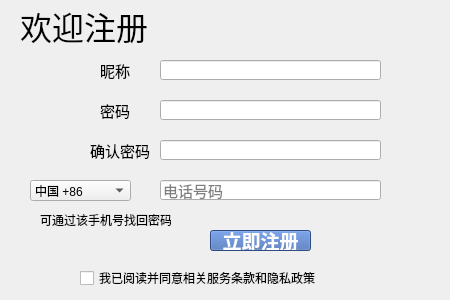
Qt form ui/register.ui (Jerry-Hanson/nosql-poject) before a commit.
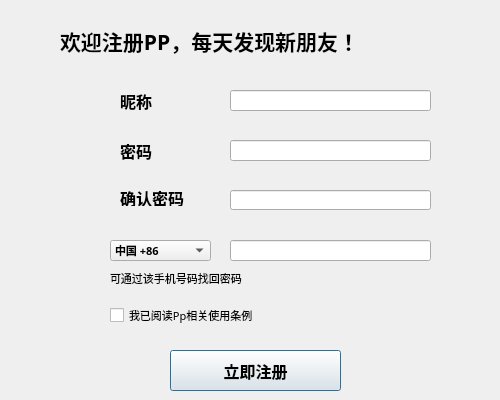
The same form after that commit.

The edit to the form file:
```diff
--- a/ui/register.ui
+++ b/ui/register.ui
@@ -1,164 +1,211 @@
 <?xml version="1.0" encoding="UTF-8"?>
 <ui version="4.0">
- <class>Form</class>
- <widget class="QWidget" name="Form">
-  <property name="enabled">
-   <bool>true</bool>
-  </property>
+ <class>Dialog</class>
+ <widget class="QDialog" name="Dialog">
   <property name="geometry">
    <rect>
     <x>0</x>
     <y>0</y>
-    <width>450</width>
-    <height>300</height>
+    <width>500</width>
+    <height>400</height>
    </rect>
   </property>
-  <property name="sizePolicy">
-   <sizepolicy hsizetype="Fixed" vsizetype="Fixed">
-    <horstretch>0</horstretch>
-    <verstretch>0</verstretch>
-   </sizepolicy>
-  </property>
   <property name="minimumSize">
    <size>
-    <width>450</width>
-    <height>300</height>
+    <width>500</width>
+    <height>400</height>
    </size>
   </property>
   <property name="maximumSize">
    <size>
-    <width>450</width>
-    <height>300</height>
+    <width>500</width>
+    <height>400</height>
    </size>
   </property>
+  <property name="sizeIncrement">
+   <size>
+    <width>0</width>
+    <height>0</height>
+   </size>
+  </property>
+  <property name="font">
+   <font>
+    <family>Arial Black</family>
+    <pointsize>12</pointsize>
+    <weight>75</weight>
+    <bold>true</bold>
+   </font>
+  </property>
   <property name="windowTitle">
    <string>Form</string>
   </property>
   <widget class="QLabel" name="label">
    <property name="geometry">
     <rect>
-     <x>20</x>
-     <y>0</y>
-     <width>161</width>
-     <height>51</height>
-    </rect>
-   </property>
-   <property name="font">
-    <font>
-     <family>Microsoft Sans Serif</family>
-     <pointsize>24</pointsize>
-    </font>
-   </property>
-   <property name="text">
-    <string>欢迎注册</string>
-   </property>
-  </widget>
-  <widget class="QLabel" name="label_2">
-   <property name="geometry">
-    <rect>
-     <x>100</x>
-     <y>60</y>
-     <width>41</width>
+     <x>120</x>
+     <y>90</y>
+     <width>71</width>
      <height>21</height>
     </rect>
    </property>
    <property name="font">
     <font>
      <family>Arial</family>
-     <pointsize>11</pointsize>
+     <pointsize>12</pointsize>
     </font>
    </property>
    <property name="text">
     <string>昵称</string>
    </property>
   </widget>
-  <widget class="QLabel" name="label_3">
-   <property name="geometry">
-    <rect>
-     <x>100</x>
-     <y>100</y>
-     <width>41</width>
-     <height>20</height>
-    </rect>
-   </property>
-   <property name="font">
-    <font>
-     <family>Arial</family>
-     <pointsize>11</pointsize>
-    </font>
-   </property>
-   <property name="text">
-    <string>密码</string>
-   </property>
-  </widget>
-  <widget class="QLabel" name="label_4">
-   <property name="geometry">
-    <rect>
-     <x>90</x>
-     <y>130</y>
-     <width>61</width>
-     <height>41</height>
-    </rect>
-   </property>
-   <property name="font">
-    <font>
-     <family>Arial</family>
-     <pointsize>11</pointsize>
-    </font>
-   </property>
-   <property name="text">
-    <string>确认密码</string>
-   </property>
-  </widget>
   <widget class="QLineEdit" name="lineEdit">
    <property name="geometry">
     <rect>
-     <x>160</x>
-     <y>60</y>
-     <width>221</width>
-     <height>20</height>
+     <x>230</x>
+     <y>90</y>
+     <width>201</width>
+     <height>21</height>
     </rect>
    </property>
-   <property name="cursorPosition">
-    <number>0</number>
+  </widget>
+  <widget class="QLabel" name="label_2">
+   <property name="geometry">
+    <rect>
+     <x>120</x>
+     <y>140</y>
+     <width>71</width>
+     <height>21</height>
+    </rect>
    </property>
-   <property name="placeholderText">
-    <string/>
+   <property name="font">
+    <font>
+     <family>Arial</family>
+     <pointsize>12</pointsize>
+    </font>
+   </property>
+   <property name="text">
+    <string>密码</string>
    </property>
   </widget>
   <widget class="QLineEdit" name="lineEdit_2">
    <property name="geometry">
     <rect>
-     <x>160</x>
-     <y>100</y>
-     <width>221</width>
-     <height>20</height>
+     <x>230</x>
+     <y>140</y>
+     <width>201</width>
+     <height>21</height>
     </rect>
    </property>
   </widget>
+  <widget class="QLabel" name="label_3">
+   <property name="geometry">
+    <rect>
+     <x>120</x>
+     <y>190</y>
+     <width>91</width>
+     <height>16</height>
+    </rect>
+   </property>
+   <property name="font">
+    <font>
+     <family>Arial</family>
+     <pointsize>12</pointsize>
+    </font>
+   </property>
+   <property name="text">
+    <string>确认密码</string>
+   </property>
+  </widget>
   <widget class="QLineEdit" name="lineEdit_3">
    <property name="geometry">
     <rect>
-     <x>160</x>
-     <y>140</y>
-     <width>221</width>
+     <x>230</x>
+     <y>190</y>
+     <width>201</width>
      <height>20</height>
     </rect>
    </property>
   </widget>
+  <widget class="QLabel" name="label_4">
+   <property name="geometry">
+    <rect>
+     <x>60</x>
+     <y>20</y>
+     <width>401</width>
+     <height>41</height>
+    </rect>
+   </property>
+   <property name="font">
+    <font>
+     <family>Arial Black</family>
+     <pointsize>16</pointsize>
+     <weight>75</weight>
+     <bold>true</bold>
+    </font>
+   </property>
+   <property name="text">
+    <string>欢迎注册PP，每天发现新朋友！</string>
+   </property>
+  </widget>
+  <widget class="QPushButton" name="pushButton">
+   <property name="geometry">
+    <rect>
+     <x>170</x>
+     <y>350</y>
+     <width>171</width>
+     <height>41</height>
+    </rect>
+   </property>
+   <property name="text">
+    <string>立即注册</string>
+   </property>
+  </widget>
+  <widget class="QLineEdit" name="lineEdit_4">
+   <property name="geometry">
+    <rect>
+     <x>230</x>
+     <y>240</y>
+     <width>201</width>
+     <height>21</height>
+    </rect>
+   </property>
+  </widget>
+  <widget class="QCheckBox" name="checkBox">
+   <property name="geometry">
+    <rect>
+     <x>110</x>
+     <y>300</y>
+     <width>311</width>
+     <height>31</height>
+    </rect>
+   </property>
+   <property name="font">
+    <font>
+     <family>Bahnschrift SemiLight</family>
+     <pointsize>8</pointsize>
+     <weight>50</weight>
+     <bold>false</bold>
+    </font>
+   </property>
+   <property name="text">
+    <string>我已阅读Pp相关使用条例</string>
+   </property>
+  </widget>
   <widget class="QComboBox" name="comboBox">
    <property name="geometry">
     <rect>
-     <x>30</x>
-     <y>180</y>
+     <x>110</x>
+     <y>240</y>
      <width>101</width>
      <height>21</height>
     </rect>
    </property>
    <property name="font">
     <font>
-     <family>Arial</family>
-     <pointsize>9</pointsize>
+     <family>Arial Black</family>
+     <pointsize>8</pointsize>
+     <weight>75</weight>
+     <bold>true</bold>
     </font>
    </property>
    <property name="maxVisibleItems">
@@ -205,77 +252,25 @@
     </property>
    </item>
   </widget>
-  <widget class="QLineEdit" name="lineEdit_4">
+  <widget class="QLabel" name="label_5">
    <property name="geometry">
     <rect>
-     <x>160</x>
-     <y>180</y>
-     <width>221</width>
-     <height>20</height>
-    </rect>
-   </property>
-   <property name="font">
-    <font>
-     <family>Arial</family>
-     <pointsize>11</pointsize>
-    </font>
-   </property>
-   <property name="text">
-    <string/>
-   </property>
-   <property name="placeholderText">
-    <string>电话号码</string>
-   </property>
-  </widget>
-  <widget class="QLabel" name="label_6">
-   <property name="geometry">
-    <rect>
-     <x>40</x>
-     <y>210</y>
-     <width>131</width>
-     <height>20</height>
-    </rect>
-   </property>
-   <property name="text">
-    <string>可通过该手机号找回密码</string>
-   </property>
-  </widget>
-  <widget class="QCheckBox" name="checkBox">
-   <property name="geometry">
-    <rect>
-     <x>80</x>
+     <x>110</x>
      <y>270</y>
-     <width>311</width>
+     <width>221</width>
      <height>16</height>
     </rect>
    </property>
-   <property name="text">
-    <string>我已阅读并同意相关服务条款和隐私政策</string>
-   </property>
-  </widget>
-  <widget class="QPushButton" name="pushButton">
-   <property name="geometry">
-    <rect>
-     <x>210</x>
-     <y>230</y>
-     <width>101</width>
-     <height>21</height>
-    </rect>
-   </property>
    <property name="font">
     <font>
-     <family>Arial</family>
-     <pointsize>14</pointsize>
-     <weight>75</weight>
-     <bold>true</bold>
+     <family>Bahnschrift Condensed</family>
+     <pointsize>8</pointsize>
+     <weight>50</weight>
+     <bold>false</bold>
     </font>
    </property>
-   <property name="styleSheet">
-    <string notr="true">background:#426ab3;
-color: rgb(255, 255, 255);</string>
-   </property>
    <property name="text">
-    <string>立即注册</string>
+    <string>可通过该手机号码找回密码</string>
    </property>
   </widget>
  </widget>
```
Left out of the diff: 29 changed lines with no effect on the pictures.
